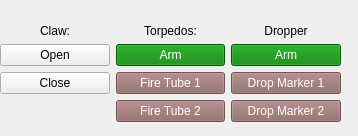
This is riptide_rviz/src/Actuators.ui in osu-uwrt/riptide_rvis as Qt 5 draws it before an edit. The edited form follows.
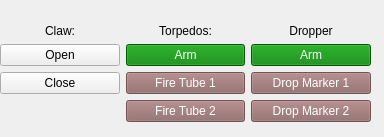
This is the edited form.

Commit message: update UI size and fix angle mode change

Patch:
```diff
--- a/riptide_rviz/src/Actuators.ui
+++ b/riptide_rviz/src/Actuators.ui
@@ -6,8 +6,8 @@
    <rect>
     <x>0</x>
     <y>0</y>
-    <width>358</width>
-    <height>136</height>
+    <width>384</width>
+    <height>137</height>
    </rect>
   </property>
   <property name="windowTitle">
@@ -18,7 +18,7 @@
     <rect>
      <x>0</x>
      <y>10</y>
-     <width>341</width>
+     <width>371</width>
      <height>112</height>
     </rect>
    </property>
```
The commit also changes 4 other files.
